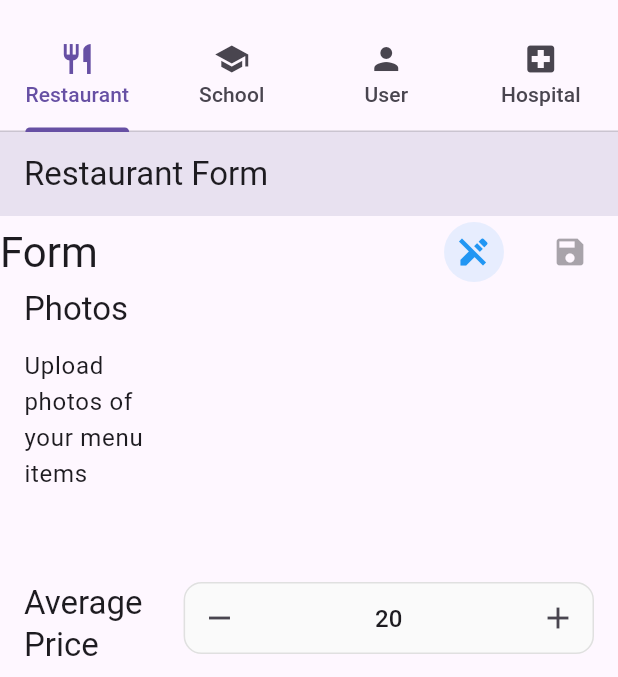
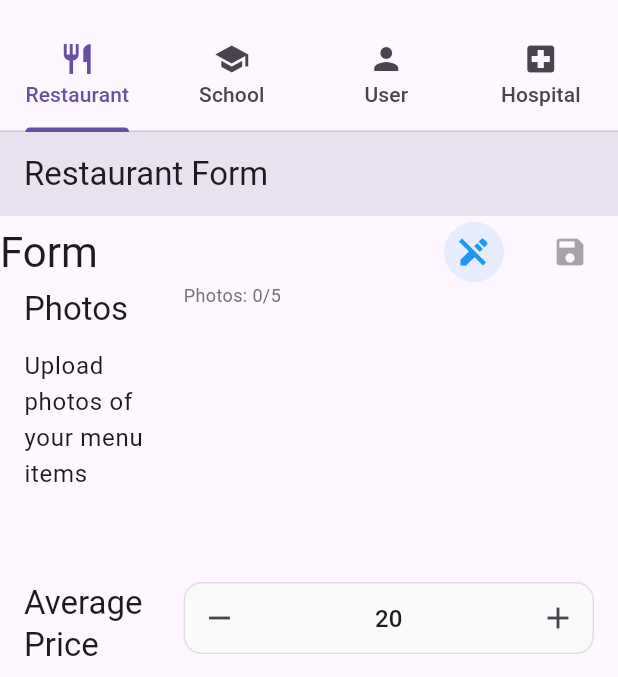
Before and after one commit to Rediflow-AI/form-maker, a Flutter app: the screen it shows after launch, scrolled down 1728 dp, on a phone screen of 412 x 824 dp, the part 63-740 px from its top. Run offline on Flutter 3.47's test engine with Material 3 defaults, Android fonts, the phone set to English and light mode, and no system bars; drawn by our look-alikes of flutter_spinbox, flutter_switch; our stand-ins replace cached_network_image, image_picker, multi_select_flutter.

Commit message:
gallery web fix

```diff
--- a/example/lib/main.dart
+++ b/example/lib/main.dart
@@ -1,6 +1,7 @@
 import 'dart:io';
 import 'package:flutter/material.dart';
 import 'package:form_maker/form_maker_library.dart';
+import 'package:image_picker/image_picker.dart';
 
 void main() {
   runApp(MyApp());
@@ -86,6 +87,7 @@ class _RestaurantFormPageState extends InfoFormState<RestaurantFormPage> {
   String selectedCuisineType = "";
   File? selectedPhoto;
   List<File> selectedPhotos = [];
+  List<XFile> selectedXFilePhotos = []; // For web compatibility
   List<String> selectedServices = [];
 
   @override
@@ -191,6 +193,11 @@ class _RestaurantFormPageState extends InfoFormState<RestaurantFormPage> {
             onImagesSelected: (photos) {
               setState(() {
                 selectedPhotos = photos;
+              });
+            },
+            onXFilesSelected: (xFiles) {
+              setState(() {
+                selectedXFilePhotos = xFiles;
               });
             },
             maxImages: 5,
--- a/lib/form_maker.dart
+++ b/lib/form_maker.dart
@@ -56,6 +56,7 @@ abstract class InfoFormState<T extends InfoForm> extends State<T> {
 
   File? selectedImage;
   Uint8List? selectedImageBytes; // For web compatibility
+  List<XFile> _webSelectedImages = []; // For web multi-image support
 
   Future<void> save() async {}
 
@@ -217,7 +218,7 @@ abstract class InfoFormState<T extends InfoForm> extends State<T> {
                 child: Row(
                   children: [
                     Text(
-                      'Change',
+                      kIsWeb ? 'Select Image' : 'Change',
                       style: Theme.of(context).textTheme.titleLarge,
                     ),
                   ],
@@ -1371,6 +1372,7 @@ abstract class InfoFormState<T extends InfoForm> extends State<T> {
     String subTitle = 'Upload multiple photos',
     List<File>? selectedImages,
     Function(List<File>)? onImagesSelected,
+    Function(List<XFile>)? onXFilesSelected, // For web compatibility
     int maxImages = 5,
   }) {
     selectedImages ??= [];
@@ -1382,12 +1384,12 @@ abstract class InfoFormState<T extends InfoForm> extends State<T> {
         crossAxisAlignment: CrossAxisAlignment.start,
         children: [
           // Display selected images
-          if (selectedImages.isNotEmpty)
+          if ((selectedImages.isNotEmpty) || (kIsWeb && _webSelectedImages.isNotEmpty))
             Container(
               height: 120,
               child: ListView.builder(
                 scrollDirection: Axis.horizontal,
-                itemCount: selectedImages.length,
+                itemCount: kIsWeb ? _webSelectedImages.length : selectedImages.length,
                 itemBuilder: (context, index) {
                   return Container(
                     margin: EdgeInsets.only(right: smallPadding),
@@ -1398,15 +1400,24 @@ abstract class InfoFormState<T extends InfoForm> extends State<T> {
                         ClipRRect(
                           borderRadius: BorderRadius.circular(8),
                           child: kIsWeb
-                              ? Container(
+                              ? FutureBuilder<Uint8List>(
+                                  future: _webSelectedImages[index].readAsBytes(),
+                                  builder: (context, snapshot) {
+                                    if (snapshot.hasData) {
+                                      return Image.memory(
+                                        snapshot.data!,
+                                        width: 100,
+                                        height: 100,
+                                        fit: BoxFit.cover,
+                                      );
+                                    }
+                                    return Container(
                                       width: 100,
                                       height: 100,
                                       color: Colors.grey[300],
-                                  child: Icon(
-                                    Icons.image,
-                                    size: 40,
-                                    color: Colors.grey[600],
-                                  ),
+                                      child: CircularProgressIndicator(),
+                                    );
+                                  },
                                 )
                               : Image.file(
                                   selectedImages![index],
@@ -1421,9 +1432,16 @@ abstract class InfoFormState<T extends InfoForm> extends State<T> {
                             right: 4,
                             child: GestureDetector(
                               onTap: () {
+                                if (kIsWeb) {
+                                  final updatedXFiles = List<XFile>.from(_webSelectedImages);
+                                  updatedXFiles.removeAt(index);
+                                  _webSelectedImages = updatedXFiles;
+                                  onXFilesSelected?.call(updatedXFiles);
+                                } else {
                                   final updatedImages = List<File>.from(selectedImages!);
                                   updatedImages.removeAt(index);
                                   onImagesSelected?.call(updatedImages);
+                                }
                                 widget.formKey.currentState?.save();
                                 widget.onModified?.call();
                               },
@@ -1447,17 +1465,63 @@ abstract class InfoFormState<T extends InfoForm> extends State<T> {
               ),
             ),
           SizedBox(height: normalPadding),
-          // Add photo button
-          if (selectedImages.length < maxImages && isEdit)
-            SecondaryFlatButton(
+          // Add photo buttons
+          if (((kIsWeb && _webSelectedImages.length < maxImages) ||
+               (!kIsWeb && selectedImages.length < maxImages)) && isEdit)
+            Row(
+              children: [
+                Expanded(
+                  child: SecondaryFlatButton(
+                    onPressed: () async {
+                      final ImagePicker picker = ImagePicker();
+                      final XFile? image = await picker.pickImage(
+                        source: ImageSource.camera,
+                      );
+
+                      if (image != null) {
+                        if (kIsWeb) {
+                          final updatedXFiles = List<XFile>.from(_webSelectedImages)..add(image);
+                          _webSelectedImages = updatedXFiles;
+                          onXFilesSelected?.call(updatedXFiles);
+                        } else {
+                          final newFile = File(image.path);
+                          final updatedImages = List<File>.from(selectedImages!)..add(newFile);
+                          onImagesSelected?.call(updatedImages);
+                        }
+                        widget.formKey.currentState?.save();
+                        widget.onModified?.call();
+                      }
+                    },
+                    child: Row(
+                      mainAxisSize: MainAxisSize.min,
+                      children: [
+                        Icon(Icons.camera_alt),
+                        SizedBox(width: smallPadding),
+                        Text('Camera'),
+                      ],
+                    ),
+                  ),
+                ),
+                SizedBox(width: smallPadding),
+                Expanded(
+                  child: SecondaryFlatButton(
                     onPressed: () async {
                       final ImagePicker picker = ImagePicker();
                       final List<XFile> images = await picker.pickMultiImage();
 
                       if (images.isNotEmpty) {
-                  final newFiles = kIsWeb
-                      ? <File>[] // Skip creating File objects on web for now
-                      : images.map((image) => File(image.path)).toList();
+                        if (kIsWeb) {
+                          final updatedXFiles = List<XFile>.from(_webSelectedImages)..addAll(images);
+
+                          // Ensure we don't exceed max images
+                          if (updatedXFiles.length > maxImages) {
+                            updatedXFiles.removeRange(maxImages, updatedXFiles.length);
+                          }
+
+                          _webSelectedImages = updatedXFiles;
+                          onXFilesSelected?.call(updatedXFiles);
+                        } else {
+                          final newFiles = images.map((image) => File(image.path)).toList();
                           final updatedImages = List<File>.from(selectedImages!)..addAll(newFiles);
 
                           // Ensure we don't exceed max images
@@ -1466,6 +1530,7 @@ abstract class InfoFormState<T extends InfoForm> extends State<T> {
                           }
 
                           onImagesSelected?.call(updatedImages);
+                        }
                         widget.formKey.currentState?.save();
                         widget.onModified?.call();
                       }
@@ -1475,12 +1540,26 @@ abstract class InfoFormState<T extends InfoForm> extends State<T> {
                       children: [
                         Icon(Icons.add_photo_alternate),
                         SizedBox(width: smallPadding),
-                  Text('Add Photos (${selectedImages.length}/$maxImages)'),
+                        Text('Gallery'),
                       ],
                     ),
                   ),
+                ),
               ],
             ),
-    );
-  }
-}
+          SizedBox(height: smallPadding),
+          // Photo count indicator
+          Text(
+            kIsWeb
+                ? 'Photos: ${_webSelectedImages.length}/$maxImages'
+                : 'Photos: ${selectedImages.length}/$maxImages',
+            style: TextStyle(
+              color: Colors.grey[600],
+              fontSize: 12,
+            ),
+          ),
+        ],
+      ),
+    );
+  }
+}
```
Lines whose indentation alone changed are shown as unchanged.
